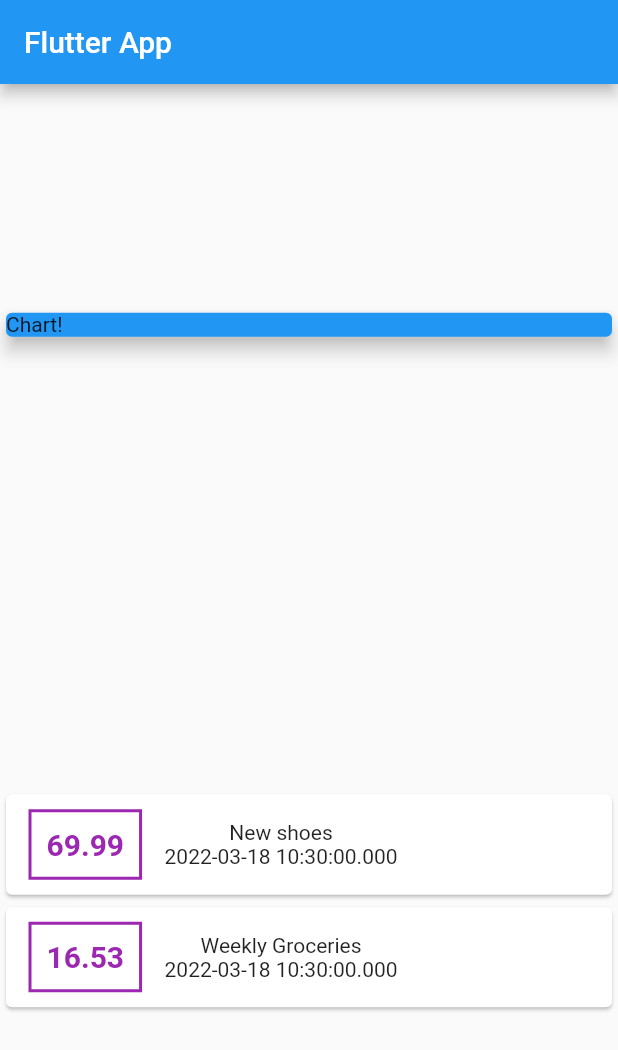
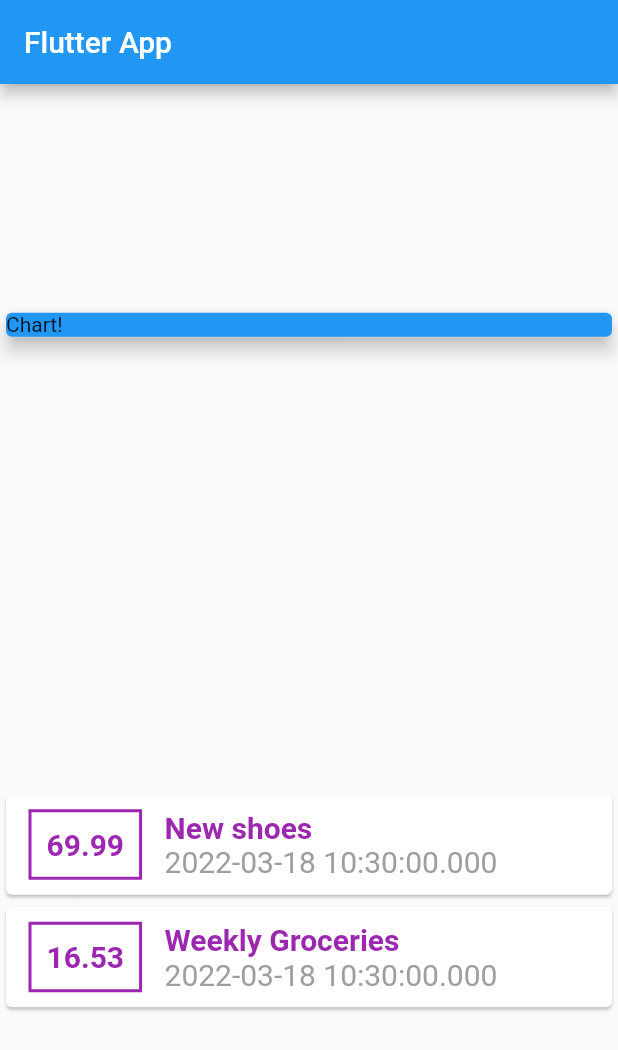
Before and after one commit to fede3mmanuel/flutterexpensesapp, a Flutter app: the screen it shows after launch, on a phone screen of 412 x 824 dp. Shown: the top 1050 px of the screen. Run offline on Flutter 3.47's test engine with Material 2 defaults, Android fonts, the phone set to English and light mode, and no system bars.

Commit message:
Doing the homework of changing the style

```diff
--- a/lib/main.dart
+++ b/lib/main.dart
@@ -74,9 +74,23 @@ class MyHomePage extends StatelessWidget {
                     ),
                   ),
                   Column(
+                    crossAxisAlignment: CrossAxisAlignment.start,
                     children: <Widget>[
-                      Text(tx.title),
-                      Text(tx.date.toString()),
+                      Text(
+                        tx.title,
+                        style: TextStyle(
+                          color: Colors.purple,
+                          fontSize: 20,
+                          fontWeight: FontWeight.bold,
+                        ),
+                      ),
+                      Text(
+                        tx.date.toString(),
+                        style: TextStyle(
+                          color: Colors.grey,
+                          fontSize: 20,
+                        ),
+                      ),
                     ],
                   ),
                 ],
```
